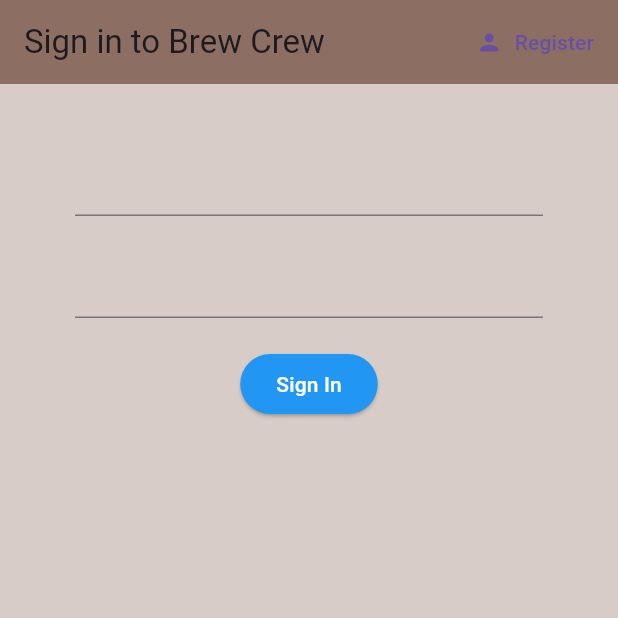
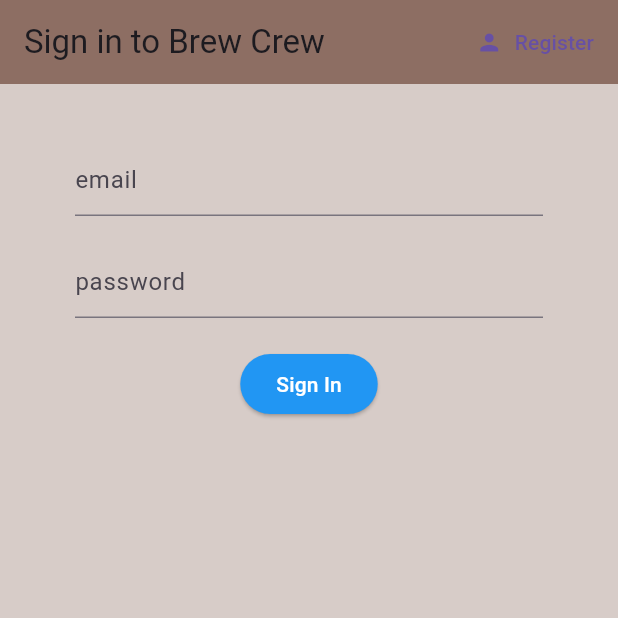
Before and after one commit to sarangspadalkar/brew_crew, a Flutter app: the screen it shows after launch, on a phone screen of 412 x 824 dp, the top half of it. Run offline on Flutter 3.47's test engine with Material 3 defaults, Android fonts, the phone set to English and light mode, and no system bars; our stand-ins replace email_validator, firebase_auth, firebase_core; accounts and stored records are empty.

Commit message:
add decoration to form fields

```diff
--- a/lib/screens/auth/register_user.dart
+++ b/lib/screens/auth/register_user.dart
@@ -47,6 +47,7 @@
               /**Email */
               SizedBox(height: 20.0),
               TextFormField(
+                decoration: InputDecoration(hintText: 'email'),
                 validator:
                     (value) =>
                         value == null || !EmailValidator.validate(value)
@@ -61,6 +62,7 @@
               /**Password */
               SizedBox(height: 20.0),
               TextFormField(
+                decoration: InputDecoration(hintText: 'password'),
                 validator:
                     (value) =>
                         value == null || value.length < 6
--- a/lib/screens/auth/sign_in.dart
+++ b/lib/screens/auth/sign_in.dart
@@ -47,6 +47,7 @@
               /**Email */
               SizedBox(height: 20.0),
               TextFormField(
+                decoration: InputDecoration(hintText: 'email'),
                 validator:
                     (value) =>
                         value == null || !EmailValidator.validate(value)
@@ -61,6 +62,7 @@
               /**Password */
               SizedBox(height: 20.0),
               TextFormField(
+                decoration: InputDecoration(hintText: 'password'),
                 validator:
                     (value) =>
                         value == null || value == "" ? "Password empty" : null,
```
